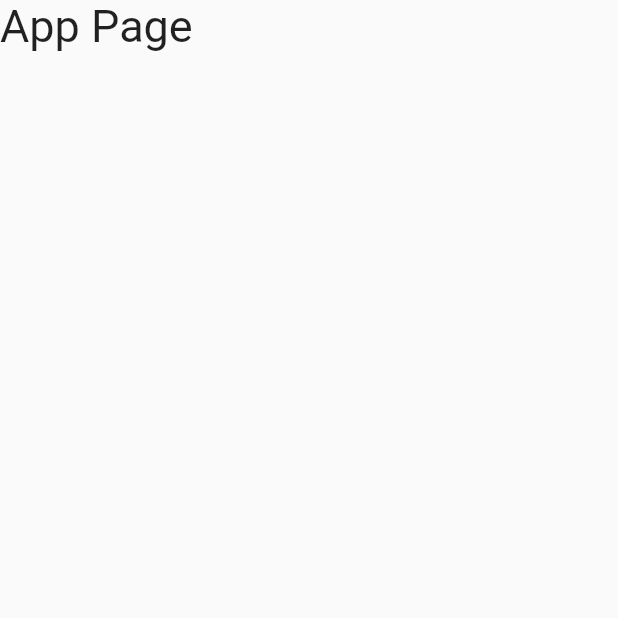
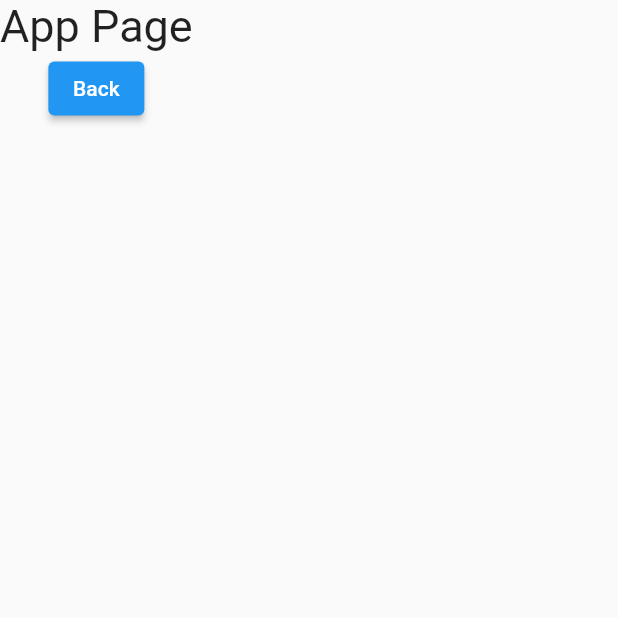
Before and after one commit to Haroon-Zafar/flutter_application_2, a Flutter app: the App screen opened directly, on a phone screen of 412 x 824 dp, the top half of it. Run offline on Flutter 3.47's test engine with Material 2 defaults, Android fonts, the phone set to English and light mode, and no system bars; missing offline and left inert: dart:js.

```diff
--- a/lib/app.dart
+++ b/lib/app.dart
@@ -10,10 +10,21 @@ class App extends StatefulWidget {
 class _AppState extends State<App> {
   @override
   Widget build(BuildContext context) {
-    return Scaffold(
-      body: Text(
-        "App Page",
-        style: TextStyle(fontSize: 30),
+    return Center(
+      child: Scaffold(
+        body: Column(
+          children: [
+            Text(
+              "App Page",
+              style: TextStyle(fontSize: 30),
+            ),
+            ElevatedButton(
+                onPressed: () {
+                  Navigator.pop(context);
+                },
+                child: Text("Back"))
+          ],
+        ),
       ),
     );
   }
```
